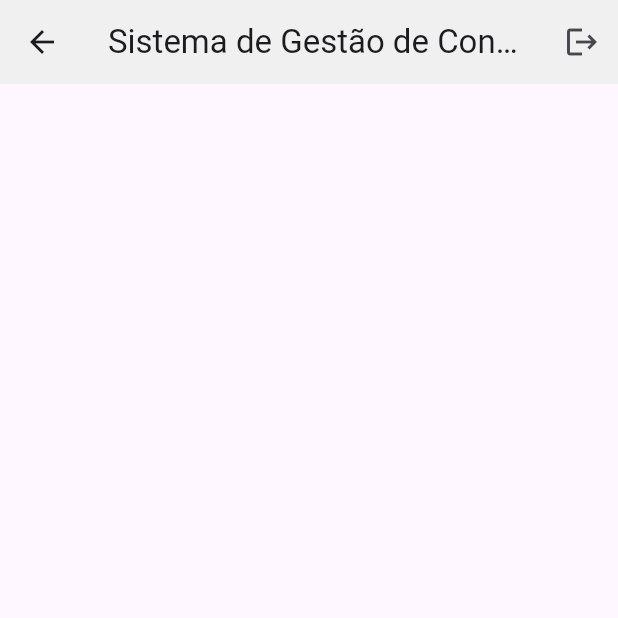
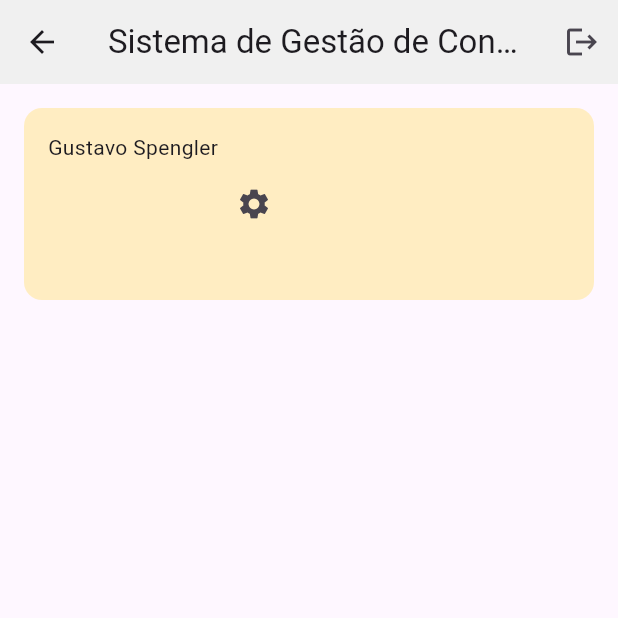
Before and after one commit to gustavospe/flutterbank, a Flutter app: the HomeScreen screen opened by its route, on a phone screen of 412 x 824 dp, the top half of it. Run offline on Flutter 3.47's test engine with Material 3 defaults, Android fonts, the light colour scheme and no system bars.

Commit message:
Criando a Home com Widget

```diff
--- a/lib/ui/home_screen.dart
+++ b/lib/ui/home_screen.dart
@@ -1,4 +1,6 @@
+import 'package:bancodouro/models/account.dart';
 import 'package:bancodouro/ui/styles/colors.dart';
+import 'package:bancodouro/ui/widgets/account_widget.dart';
 import 'package:flutter/material.dart';
 
 class HomeScreen extends StatelessWidget {
@@ -14,11 +16,24 @@ class HomeScreen extends StatelessWidget {
           IconButton(
             onPressed: () {
               Navigator.pushReplacementNamed(context, "login");
-              //Navegação para a tela login, sem o Replacemente as telas ficam rodando uma em cima da outra
-              //então ao apertar o botão voltar ela volta, util para isolar o login fazendo o usuario a ser obrigado a usar a função logout.
+              // Navegação para a tela login, sem o Replacement as telas ficam rodando uma em cima da outra
+              // então ao apertar o botão voltar ela volta, útil para isolar o login fazendo o usuário ser obrigado a usar a função logout.
             },
-             icon: const Icon(Icons.logout),)
+            icon: const Icon(Icons.logout),
+          ),
         ],
+      ),
+      body: Padding(
+        padding: const EdgeInsets.all(16.0),
+        child: AccountWidget(
+          account: Account(
+            id: "ID001", // Corrigido para string
+            name: "Gustavo", // Corrigido para string
+            lastName: "Spengler", // Corrigido para string
+            balance: 10000000.00,
+            accountType: null, // Verifique se null é permitido
+          ),
+        ),
       ),
     );
   }
--- a/lib/ui/styles/colors.dart
+++ b/lib/ui/styles/colors.dart
@@ -3,4 +3,5 @@ import 'package:flutter/widgets.dart';
 class AppColor {
   static const Color orange = Color(0xFFFFA902);
   static const Color lightGrey = Color(0xFFF0F0F0);
+  static const Color lightOrange = Color(0xFFFFEDC2);
 }
--- /dev/null
+++ b/lib/ui/widgets/account_widget.dart
@@ -0,0 +1,33 @@
+import 'package:bancodouro/ui/styles/colors.dart';
+import 'package:flutter/material.dart';
+import 'package:bancodouro/models/account.dart'; // Corrigido o caminho do import
+
+class AccountWidget extends StatelessWidget {
+  final Account account;
+  const AccountWidget({super.key, required this.account});
+  @override
+  Widget build(BuildContext context) {
+    return Container(
+      height: 128,
+      padding: EdgeInsets.all(16),
+      decoration: BoxDecoration(
+        color: AppColor.lightOrange,
+        borderRadius: BorderRadius.circular(12),
+      ),
+      child: Row(
+        children: [
+           Column(
+            children: [
+              Text("${account.name} ${account.lastName}"), // Corrigido para account.name
+            ],
+          ), // Mantida a coluna vazia
+
+          IconButton(
+            onPressed: () {},
+            icon: const Icon(Icons.settings), // Corrigido para Icons.settings
+          ),
+        ],
+      ),
+    );
+  }
+}
--- a/pubspec.yaml
+++ b/pubspec.yaml
@@ -16,6 +16,7 @@ dev_dependencies:
   flutter_test:
     sdk: flutter
   flutter_lints: ^5.0.0
+  flutter_dotenv: ^5.1.0
 
 flutter:
   uses-material-design: true
```
Also changed, not shown: pubspec.lock.
